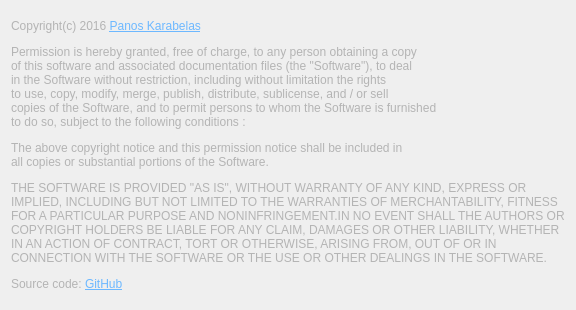
The window that Editor/AboutDialog.ui (PanosK92/SpartanEngine) describes before a commit, drawn with Qt 5.
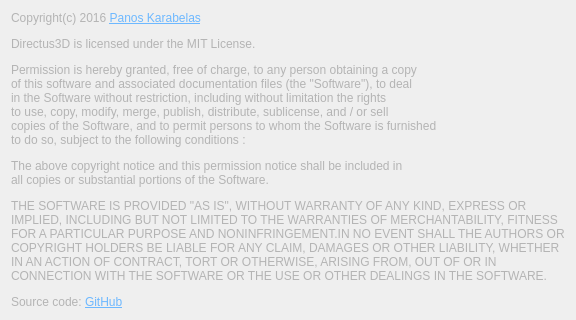
The same window after the commit.

Commit message: The directory and the file explorer under the tab "Project" are now fully functional. A lot of minor UI improvements and tweaks.

Patch:
```diff
--- a/Editor/AboutDialog.ui
+++ b/Editor/AboutDialog.ui
@@ -10,6 +10,15 @@
     <height>310</height>
    </rect>
   </property>
+  <property name="maximumSize">
+   <size>
+    <width>479</width>
+    <height>310</height>
+   </size>
+  </property>
+  <property name="contextMenuPolicy">
+   <enum>Qt::DefaultContextMenu</enum>
+  </property>
   <property name="windowTitle">
    <string>About Directus3D</string>
   </property>
@@ -26,6 +35,8 @@
 
 &lt;p&gt;&lt;span style=&quot; color:#b4b4b4;&quot;&gt;Copyright(c) 2016 &lt;/span&gt;&lt;a href=&quot;https://panoskarabelas.com/&quot;&gt;&lt;span style=&quot; text-decoration: underline; color:#6DB8FF;&quot;&gt;Panos Karabelas&lt;/span&gt;&lt;/a&gt;&lt;span style=&quot; color:#b4b4b4;&quot;/&gt;&lt;/p&gt;
 
+&lt;p&gt;&lt;span style=&quot; color:#b4b4b4;&quot;&gt;Directus3D is licensed under the MIT License.&lt;/span&gt;&lt;/p&gt;
+
 &lt;p&gt;&lt;span style=&quot; color:#b4b4b4;&quot;&gt;Permission is hereby granted, free of charge, to any person obtaining a copy&lt;br/&gt;of this software and associated documentation files (the &amp;quot;Software&amp;quot;), to deal&lt;br/&gt;in the Software without restriction, including without limitation the rights&lt;br/&gt;to use, copy, modify, merge, publish, distribute, sublicense, and / or sell&lt;br/&gt;copies of the Software, and to permit persons to whom the Software is furnished&lt;br/&gt;to do so, subject to the following conditions :&lt;/span&gt;&lt;/p&gt;
 
 &lt;p&gt;&lt;span style=&quot; color:#b4b4b4;&quot;&gt;The above copyright notice and this permission notice shall be included in&lt;br/&gt;all copies or substantial portions of the Software. &lt;/span&gt;&lt;/p&gt;
```
Left out of the diff: 6 changed lines with no effect on the pictures. The commit also changes 24 other files.
